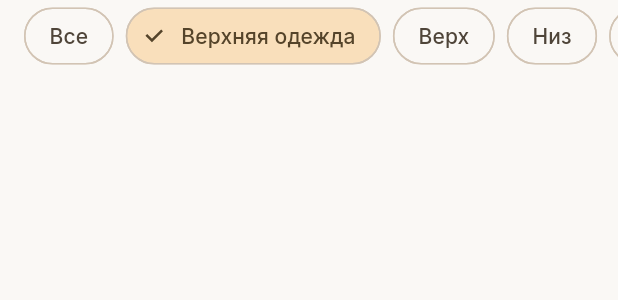
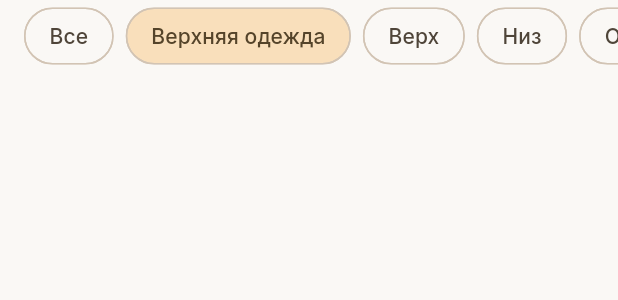
Before and after one commit to abdullahanarmatov/azim-style, a Flutter app: the _CategoryBar widget shown alone on an empty page, opened directly with empty values, on a phone screen of 412 x 824 dp. Shown: the top 300 px of the screen. Run offline on Flutter 3.47's test engine with Material 3 defaults, Android fonts, the phone set to English and light mode, and no system bars; our stand-ins replace cached_network_image, flutter_riverpod, go_router, google_fonts, material_ui, supabase_flutter; accounts and stored records are empty.

Commit message:
Polish category chips and product actions; add screenshots
Co-Authored-By: Claude Opus 5.5 <noreply@anthropic.com>
Claude-Session: https://claude.ai/code/session_01RFssH4VzDnA5H6fA18ZTeV

```diff
--- a/lib/features/catalog/presentation/discover_screen.dart
+++ b/lib/features/catalog/presentation/discover_screen.dart
@@ -169,6 +169,11 @@ class _CategoryBar extends ConsumerWidget {
 
   Widget _chip(String label, bool on, VoidCallback onTap) => Padding(
         padding: const EdgeInsets.only(right: 8),
-        child: ChoiceChip(label: Text(label), selected: on, onSelected: (_) => onTap()),
+        child: ChoiceChip(
+          label: Text(label),
+          showCheckmark: false,
+          selected: on,
+          onSelected: (_) => onTap(),
+        ),
       );
 }
--- a/lib/features/catalog/presentation/product_detail_screen.dart
+++ b/lib/features/catalog/presentation/product_detail_screen.dart
@@ -133,7 +133,7 @@ class _ProductBodyState extends ConsumerState<_ProductBody> {
                             'Подойдёт ли мне и с чем носить?',
                       },
                     ).toString()),
-                    child: const Text('Спросить стилиста'),
+                    child: const Text('Спросить'),
                   ),
                 ),
                 const SizedBox(width: 12),
```
Also changed, not shown: 4 other files.
